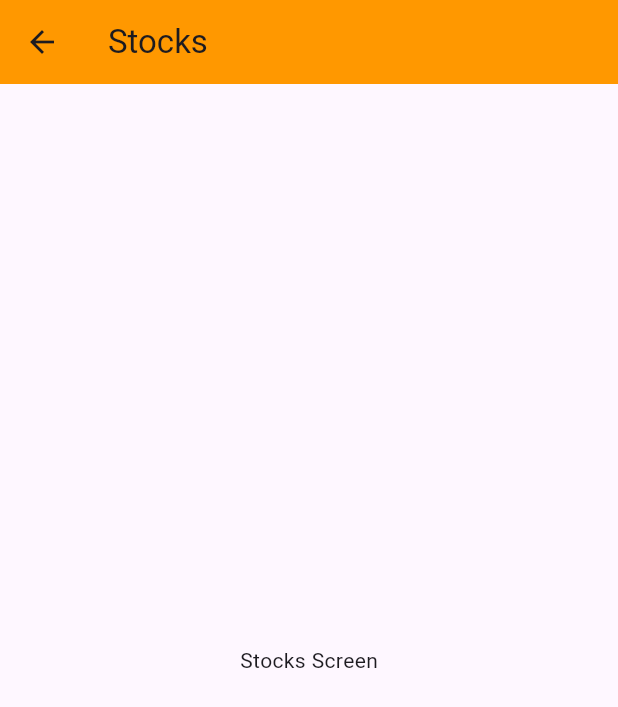
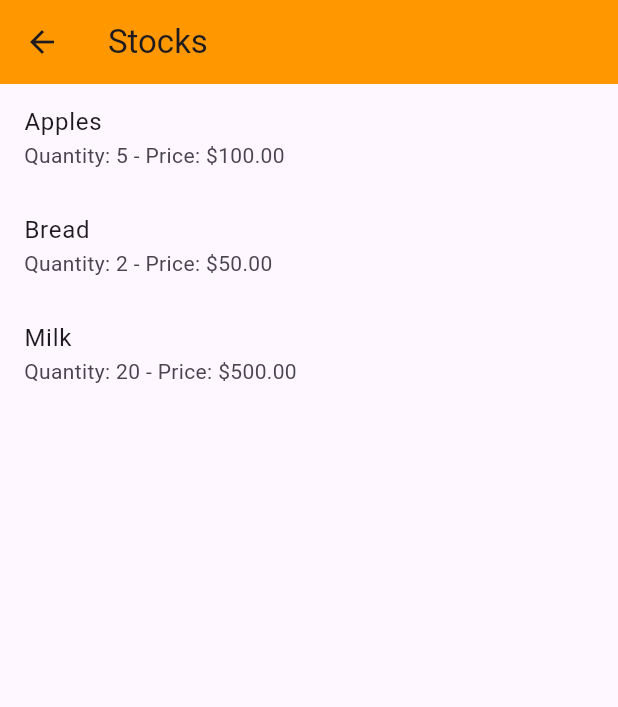
Before and after one commit to meerapm2020/hypermarket_addproduct, a Flutter app: the BottomNavScreen screen opened directly, after a tap on "View All Stock", on a phone screen of 412 x 824 dp. Shown: the top 707 px of the screen. Run offline on Flutter 3.47's test engine with Material 3 defaults, Android fonts, the phone set to English and light mode, and no system bars; our stand-ins replace shared_preferences; accounts and stored records are empty.

Commit message:
second commit

```diff
--- a/lib/global_widgets/bottomnavscreen/bottomnavscreen.dart
+++ b/lib/global_widgets/bottomnavscreen/bottomnavscreen.dart
@@ -1,5 +1,4 @@
 import 'package:flutter/material.dart';
-
 import 'package:hypermarket_addproduct/presentation/home_screen/view/home_screen.dart';
 import 'package:hypermarket_addproduct/presentation/product_list_screen/view/product_list_screen.dart';
 import 'package:hypermarket_addproduct/presentation/userpurchase_screen/view/userpurchase_screen.dart';
@@ -35,10 +34,8 @@ class _BottomNavScreenState extends State<BottomNavScreen> {
           },
           items: [
             BottomNavigationBarItem(icon: Icon(Icons.home), label: "Home"),
-            BottomNavigationBarItem(
-                icon: Icon(Icons.shopping_cart), label: "Cart"),
-            BottomNavigationBarItem(
-                icon: Icon(Icons.description), label: "Schemes")
+            BottomNavigationBarItem(icon: Icon(Icons.person), label: "Users"),
+            BottomNavigationBarItem(icon: Icon(Icons.description), label: "Stocks")
           ],
         ),
       ),
--- a/lib/main.dart
+++ b/lib/main.dart
@@ -1,6 +1,5 @@
 import 'package:flutter/material.dart';
 import 'package:hypermarket_addproduct/core/login_screen.dart';
-
 //import 'package:hypermarket_addproduct/core/login_screen.dart';
 import 'package:hypermarket_addproduct/presentation/controller/product_controller.dart';
 //import 'package:hypermarket_addproduct/presentation/userpurchase_screen/view/userpurchase_screen.dart';
--- a/lib/presentation/stock_screen/view/stock_screen.dart
+++ b/lib/presentation/stock_screen/view/stock_screen.dart
@@ -1,15 +1,48 @@
 import 'package:flutter/material.dart';
 
+class Stock {
+  final String itemName;
+  final int quantity;
+  final double price;
+
+  Stock({required this.itemName, required this.quantity, required this.price});
+}
+
 class StocksScreen extends StatelessWidget {
-  const StocksScreen({super.key});
+  final List<Stock> stocks = [
+    Stock(itemName: 'Apples', quantity: 5, price: 100),
+    Stock(itemName: 'Bread', quantity: 2, price: 50),
+    Stock(itemName: 'Milk', quantity: 20, price: 500),
+  ];
 
   @override
   Widget build(BuildContext context) {
     return Scaffold(
-        appBar: AppBar(
-          backgroundColor: Colors.orange,
-          title: Text("Stocks"),
-        ),
-        body: Center(child: Text("Stocks Screen")));
+      appBar: AppBar(
+        backgroundColor: Colors.orange,
+        title: Text("Stocks"),
+      ),
+      body: StockList(stocks: stocks),
+    );
   }
 }
+
+class StockList extends StatelessWidget {
+  final List<Stock> stocks;
+
+  StockList({required this.stocks});
+
+  @override
+  Widget build(BuildContext context) {
+    return ListView.builder(
+      itemCount: stocks.length,
+      itemBuilder: (context, index) {
+        return ListTile(
+          title: Text(stocks[index].itemName),
+          subtitle: Text(
+              'Quantity: ${stocks[index].quantity} - Price: \$${stocks[index].price.toStringAsFixed(2)}'),
+        );
+      },
+    );
+  }
+}
--- a/pubspec.yaml
+++ b/pubspec.yaml
@@ -19,7 +19,7 @@ publish_to: 'none' # Remove this line if you wish to publish to pub.dev
 version: 1.0.0+1
 
 environment:
-  sdk: '>=3.3.0 <4.0.0'
+  sdk: '>=3.1.0 <4.0.0'
 
 # Dependencies specify other packages that your package needs in order to work.
 # To automatically upgrade your package dependencies to the latest versions
```
Also changed, not shown: pubspec.lock.
